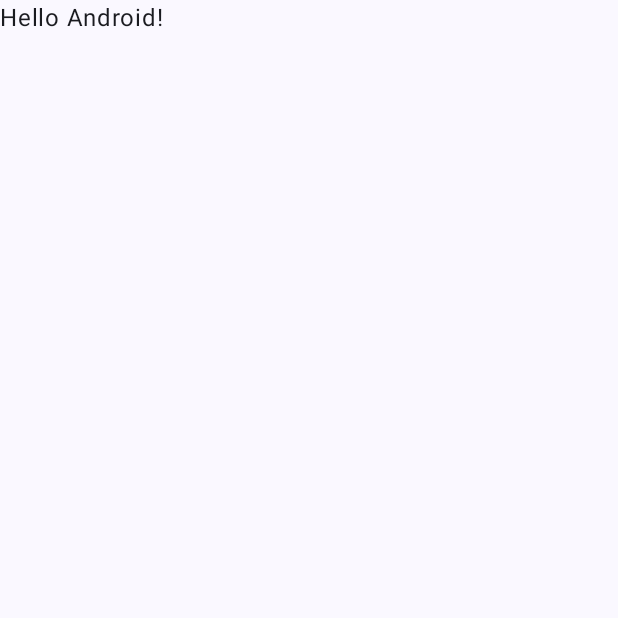
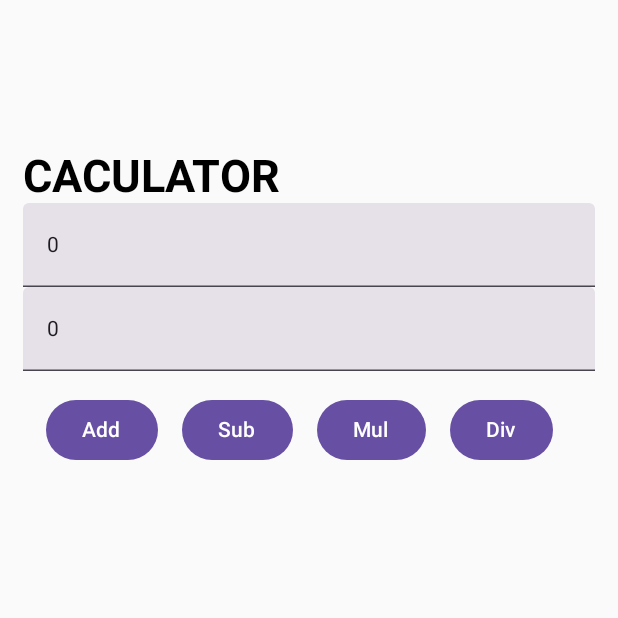
Before and after one commit to thiennh23/MyCaculator, an Android app built with Jetpack Compose: the screen it shows after launch (MainActivity), on a phone screen of 412 x 824 dp, the top half of it. Before the commit the part shown is almost empty. Run offline under Robolectric (Android 15) with nearby library versions, the phone set to English and light mode, and no system bars.

```diff
--- a/app/src/main/java/com/example/mycaculator/MainActivity.kt
+++ b/app/src/main/java/com/example/mycaculator/MainActivity.kt
@@ -1,16 +1,37 @@
 package com.example.mycaculator
 
 import android.os.Bundle
+import android.widget.Space
+import android.widget.Toast
 import androidx.activity.ComponentActivity
 import androidx.activity.compose.setContent
 import androidx.activity.enableEdgeToEdge
+import androidx.compose.foundation.layout.Arrangement
+import androidx.compose.foundation.layout.Column
+import androidx.compose.foundation.layout.Row
+import androidx.compose.foundation.layout.Spacer
 import androidx.compose.foundation.layout.fillMaxSize
+import androidx.compose.foundation.layout.fillMaxWidth
 import androidx.compose.foundation.layout.padding
+import androidx.compose.foundation.layout.width
+import androidx.compose.material3.Button
 import androidx.compose.material3.Scaffold
 import androidx.compose.material3.Text
+import androidx.compose.material3.TextField
+import androidx.compose.material3.contentColorFor
 import androidx.compose.runtime.Composable
+import androidx.compose.runtime.getValue
+import androidx.compose.runtime.mutableStateMapOf
+import androidx.compose.runtime.mutableStateOf
+import androidx.compose.runtime.*
+import androidx.compose.ui.Alignment
 import androidx.compose.ui.Modifier
+import androidx.compose.ui.platform.LocalContext
+import androidx.compose.ui.text.font.FontWeight
+import androidx.compose.ui.text.style.TextAlign
 import androidx.compose.ui.tooling.preview.Preview
+import androidx.compose.ui.unit.dp
+import androidx.compose.ui.unit.sp
 import com.example.mycaculator.ui.theme.MyCaculatorTheme
 
 class MainActivity : ComponentActivity() {
@@ -18,30 +39,82 @@ class MainActivity : ComponentActivity() {
         super.onCreate(savedInstanceState)
         enableEdgeToEdge()
         setContent {
-            MyCaculatorTheme {
+            Caculator()
+            /*MyCaculatorTheme {
                 Scaffold(modifier = Modifier.fillMaxSize()) { innerPadding ->
                     Greeting(
                         name = "Android",
                         modifier = Modifier.padding(innerPadding)
                     )
                 }
-            }
+            }*/
         }
     }
 }
 
 @Composable
-fun Greeting(name: String, modifier: Modifier = Modifier) {
-    Text(
-        text = "Hello $name!",
-        modifier = modifier
-    )
+fun Caculator() {
+
+    val mContext = LocalContext.current
+
+    var num1 by remember {
+        mutableStateOf("0")
+    }
+
+    var num2 by remember {
+        mutableStateOf("0")
+    }
+
+    Column(
+        Modifier
+            .fillMaxWidth()
+            .padding(top = 100.dp, start = 15.dp, end = 15.dp)) {
+        Text(text = "CACULATOR", Modifier.fillMaxWidth(), fontSize = 30.sp, fontWeight = FontWeight.Bold)
+
+        TextField(value = num1, onValueChange = {num1 = it}, Modifier.fillMaxWidth())
+        TextField(value = num2, onValueChange = {num2 = it}, Modifier.fillMaxWidth())
+
+        Row (Modifier.padding(start = 15.dp, top = 15.dp)) {
+            Button(onClick = {
+                var result: Int = num1.toInt() + num2.toInt()
+                Toast.makeText(mContext,"Result is $result", Toast.LENGTH_SHORT).show()
+            }) {
+                Text(text = "Add")
+            }
+
+            Spacer(modifier = Modifier.width(16.dp))
+
+            Button(onClick = {
+                var result: Int = num1.toInt() - num2.toInt()
+                Toast.makeText(mContext, "Result is $result", Toast.LENGTH_SHORT).show()
+            }) {
+                Text(text = "Sub")
+            }
+
+            Spacer(modifier = Modifier.width(16.dp))
+
+            Button(onClick = {
+                var result: Int = num1.toInt() * num2.toInt()
+                Toast.makeText(mContext, "Result is $result", Toast.LENGTH_SHORT).show()
+            }) {
+                Text(text = "Mul")
+            }
+
+            Spacer(modifier = Modifier.width(16.dp))
+
+            Button(onClick = {
+                var result: Int = num1.toInt() / num2.toInt()
+                Toast.makeText(mContext, "Result is $result", Toast.LENGTH_SHORT).show()
+            }) {
+                Text(text = "Div")
+            }
+        }
+
+    }
 }
 
-@Preview(showBackground = true)
+@Preview
 @Composable
-fun GreetingPreview() {
-    MyCaculatorTheme {
-        Greeting("Android")
-    }
+fun CaculatorPreview() {
+    Caculator()
 }
```
